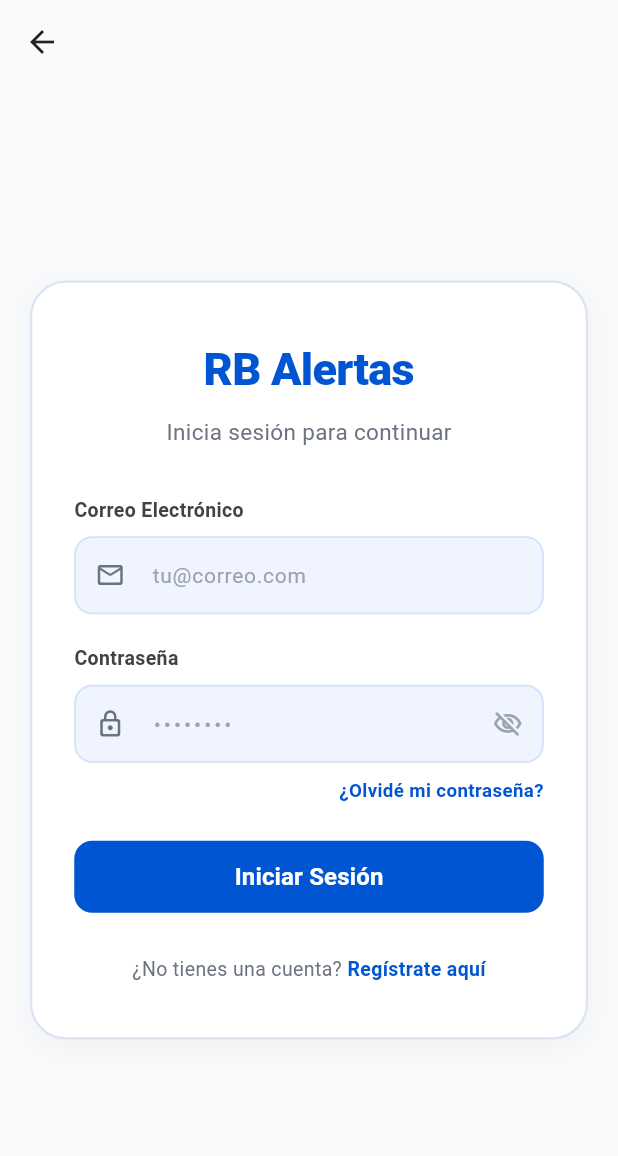
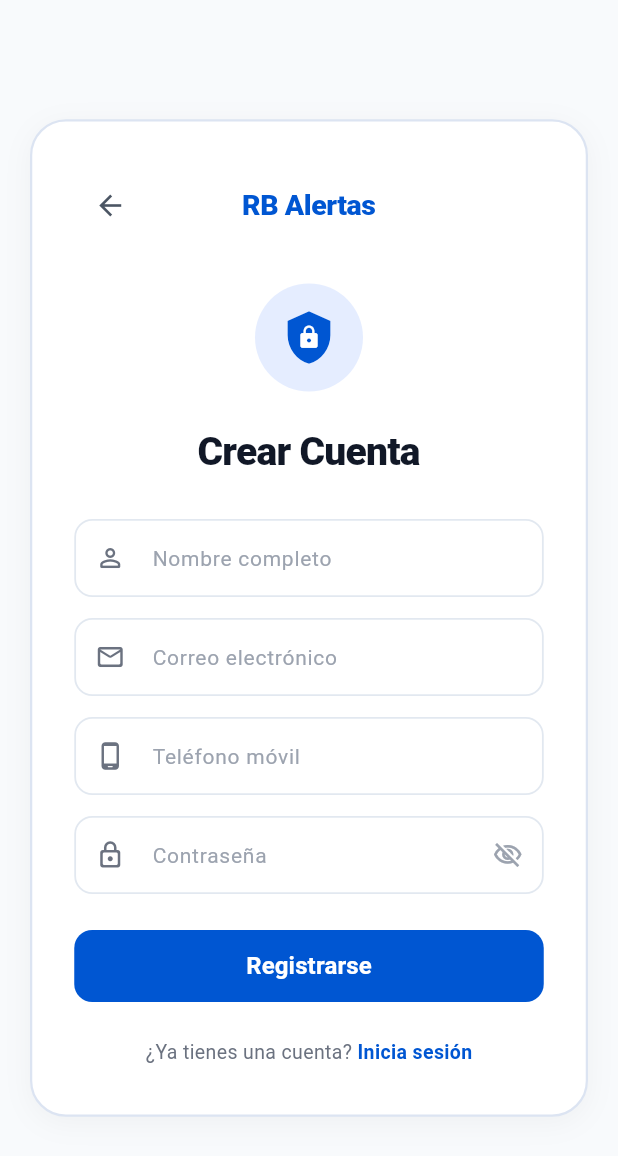
Before and after one commit to Nato9-7/CAPSTONE, a Flutter app: the InicioSesionVista screen opened directly, after a tap on "Regístrate aquí", on a phone screen of 412 x 824 dp. Shown: the top 1156 px of the screen. Run offline on Flutter 3.47's test engine with Material 3 defaults, Android fonts, the phone set to English and light mode, and no system bars.

Commit message:
feat: Se agregó la vista de registro de usuario

```diff
--- a/rb_alertas/lib/vistas/inicio_sesion_vista.dart
+++ b/rb_alertas/lib/vistas/inicio_sesion_vista.dart
@@ -1,4 +1,5 @@
 import 'package:flutter/material.dart';
+import 'package:rb_alertas/vistas/registro_vista.dart';
 
 class InicioSesionVista extends StatefulWidget {
   const InicioSesionVista({super.key});
@@ -261,7 +262,12 @@ class _InicioSesionVistaState extends State<InicioSesionVista> {
                           ),
                           InkWell(
                             onTap: () {
-                              // Acción para registrarse
+                              Navigator.push(
+                                context,
+                                MaterialPageRoute(
+                                  builder: (context) => const RegistroVista(),
+                                ),
+                              );
                             },
                             child: const Text(
                               'Regístrate aquí',
--- /dev/null
+++ b/rb_alertas/lib/vistas/registro_vista.dart
@@ -0,0 +1,327 @@
+import 'package:flutter/material.dart';
+
+class RegistroVista extends StatefulWidget {
+  const RegistroVista({super.key});
+
+  @override
+  State<RegistroVista> createState() => _RegistroVistaState();
+}
+
+class _RegistroVistaState extends State<RegistroVista> {
+  final _formKey = GlobalKey<FormState>();
+  final _nombreController = TextEditingController();
+  final _emailController = TextEditingController();
+  final _telefonoController = TextEditingController();
+  final _passwordController = TextEditingController();
+  bool _obscurePassword = true;
+
+  @override
+  void dispose() {
+    _nombreController.dispose();
+    _emailController.dispose();
+    _telefonoController.dispose();
+    _passwordController.dispose();
+    super.dispose();
+  }
+
+  @override
+  Widget build(BuildContext context) {
+    const colorAzul = Color(0xFF0056D2);
+    const colorAzulSuave = Color(0xFFE5EDFF);
+    const colorBordeCampo = Color(0xFFE2E8F0);
+    const colorTextoGris = Color(0xFF6B7280);
+
+    return Scaffold(
+      backgroundColor: const Color(0xFFF8FAFC),
+      body: SafeArea(
+        child: Center(
+          child: SingleChildScrollView(
+            padding: const EdgeInsets.symmetric(horizontal: 20.0, vertical: 16.0),
+            child: ConstrainedBox(
+              constraints: const BoxConstraints(maxWidth: 420),
+              child: Container(
+                padding: const EdgeInsets.symmetric(horizontal: 28.0, vertical: 32.0),
+                decoration: BoxDecoration(
+                  color: Colors.white,
+                  borderRadius: BorderRadius.circular(24.0),
+                  border: Border.all(color: const Color(0xFFDCE4F2), width: 1.5),
+                  boxShadow: [
+                    BoxShadow(
+                      color: Colors.black.withValues(alpha: 0.04),
+                      blurRadius: 16,
+                      offset: const Offset(0, 4),
+                    ),
+                  ],
+                ),
+                child: Form(
+                  key: _formKey,
+                  child: Column(
+                    mainAxisSize: MainAxisSize.min,
+                    crossAxisAlignment: CrossAxisAlignment.center,
+                    children: [
+                      // Encabezado con flecha atrás y título de la app
+                      Stack(
+                        alignment: Alignment.center,
+                        children: [
+                          Align(
+                            alignment: Alignment.centerLeft,
+                            child: IconButton(
+                              padding: EdgeInsets.zero,
+                              constraints: const BoxConstraints(),
+                              icon: const Icon(
+                                Icons.arrow_back,
+                                color: Color(0xFF4B5563),
+                                size: 22,
+                              ),
+                              onPressed: () => Navigator.maybePop(context),
+                            ),
+                          ),
+                          const Center(
+                            child: Text(
+                              'RB Alertas',
+                              style: TextStyle(
+                                fontSize: 19,
+                                fontWeight: FontWeight.w800,
+                                color: colorAzul,
+                                letterSpacing: -0.3,
+                              ),
+                            ),
+                          ),
+                        ],
+                      ),
+                      const SizedBox(height: 28),
+
+                      // Logo consistente con las otras pantallas
+                      Container(
+                        width: 72,
+                        height: 72,
+                        decoration: const BoxDecoration(
+                          color: colorAzulSuave,
+                          shape: BoxShape.circle,
+                        ),
+                        child: const Stack(
+                          alignment: Alignment.center,
+                          children: [
+                            Icon(
+                              Icons.shield,
+                              size: 38,
+                              color: colorAzul,
+                            ),
+                            Icon(
+                              Icons.lock,
+                              size: 17,
+                              color: Colors.white,
+                            ),
+                          ],
+                        ),
+                      ),
+                      const SizedBox(height: 22),
+
+                      // Título Crear Cuenta
+                      const Text(
+                        'Crear Cuenta',
+                        style: TextStyle(
+                          fontSize: 26,
+                          fontWeight: FontWeight.w800,
+                          color: Color(0xFF111827),
+                          letterSpacing: -0.5,
+                        ),
+                      ),
+                      const SizedBox(height: 26),
+
+                      // Campo: Nombre completo
+                      _buildTextField(
+                        controller: _nombreController,
+                        hintText: 'Nombre completo',
+                        icon: Icons.person_outline_rounded,
+                        keyboardType: TextInputType.name,
+                        bordeColor: colorBordeCampo,
+                        azulColor: colorAzul,
+                      ),
+                      const SizedBox(height: 14),
+
+                      // Campo: Correo electrónico
+                      _buildTextField(
+                        controller: _emailController,
+                        hintText: 'Correo electrónico',
+                        icon: Icons.mail_outline_rounded,
+                        keyboardType: TextInputType.emailAddress,
+                        bordeColor: colorBordeCampo,
+                        azulColor: colorAzul,
+                      ),
+                      const SizedBox(height: 14),
+
+                      // Campo: Teléfono móvil
+                      _buildTextField(
+                        controller: _telefonoController,
+                        hintText: 'Teléfono móvil',
+                        icon: Icons.phone_android_rounded,
+                        keyboardType: TextInputType.phone,
+                        bordeColor: colorBordeCampo,
+                        azulColor: colorAzul,
+                      ),
+                      const SizedBox(height: 14),
+
+                      // Campo: Contraseña
+                      TextFormField(
+                        controller: _passwordController,
+                        obscureText: _obscurePassword,
+                        decoration: InputDecoration(
+                          hintText: 'Contraseña',
+                          hintStyle: const TextStyle(
+                            color: Color(0xFF9CA3AF),
+                            fontSize: 14,
+                          ),
+                          prefixIcon: const Icon(
+                            Icons.lock_outline_rounded,
+                            color: Color(0xFF6B7280),
+                            size: 20,
+                          ),
+                          suffixIcon: IconButton(
+                            icon: Icon(
+                              _obscurePassword
+                                  ? Icons.visibility_off_outlined
+                                  : Icons.visibility_outlined,
+                              color: const Color(0xFF9CA3AF),
+                              size: 20,
+                            ),
+                            onPressed: () {
+                              setState(() {
+                                _obscurePassword = !_obscurePassword;
+                              });
+                            },
+                          ),
+                          filled: true,
+                          fillColor: Colors.white,
+                          contentPadding: const EdgeInsets.symmetric(
+                            horizontal: 16,
+                            vertical: 14,
+                          ),
+                          enabledBorder: OutlineInputBorder(
+                            borderRadius: BorderRadius.circular(12),
+                            borderSide: const BorderSide(
+                              color: colorBordeCampo,
+                              width: 1.2,
+                            ),
+                          ),
+                          focusedBorder: OutlineInputBorder(
+                            borderRadius: BorderRadius.circular(12),
+                            borderSide: const BorderSide(
+                              color: colorAzul,
+                              width: 1.8,
+                            ),
+                          ),
+                        ),
+                      ),
+                      const SizedBox(height: 24),
+
+                      // Botón Registrarse
+                      SizedBox(
+                        width: double.infinity,
+                        height: 48,
+                        child: ElevatedButton(
+                          onPressed: () {
+                            // Acción de registro
+                          },
+                          style: ElevatedButton.styleFrom(
+                            backgroundColor: colorAzul,
+                            foregroundColor: Colors.white,
+                            elevation: 0,
+                            shape: RoundedRectangleBorder(
+                              borderRadius: BorderRadius.circular(12),
+                            ),
+                          ),
+                          child: const Text(
+                            'Registrarse',
+                            style: TextStyle(
+                              fontSize: 16,
+                              fontWeight: FontWeight.w700,
+                            ),
+                          ),
+                        ),
+                      ),
+                      const SizedBox(height: 24),
+
+                      // Footer: ¿Ya tienes una cuenta? Inicia sesión
+                      Row(
+                        mainAxisAlignment: MainAxisAlignment.center,
+                        children: [
+                          const Text(
+                            '¿Ya tienes una cuenta? ',
+                            style: TextStyle(
+                              fontSize: 13,
+                              color: colorTextoGris,
+                            ),
+                          ),
+                          InkWell(
+                            onTap: () {
+                              Navigator.maybePop(context);
+                            },
+                            child: const Text(
+                              'Inicia sesión',
+                              style: TextStyle(
+                                fontSize: 13,
+                                color: colorAzul,
+                                fontWeight: FontWeight.w700,
+                              ),
+                            ),
+                          ),
+                        ],
+                      ),
+                    ],
+                  ),
+                ),
+              ),
+            ),
+          ),
+        ),
+      ),
+    );
+  }
+
+  Widget _buildTextField({
+    required TextEditingController controller,
+    required String hintText,
+    required IconData icon,
+    required TextInputType keyboardType,
+    required Color bordeColor,
+    required Color azulColor,
+  }) {
+    return TextFormField(
+      controller: controller,
+      keyboardType: keyboardType,
+      decoration: InputDecoration(
+        hintText: hintText,
+        hintStyle: const TextStyle(
+          color: Color(0xFF9CA3AF),
+          fontSize: 14,
+        ),
+        prefixIcon: Icon(
+          icon,
+          color: const Color(0xFF6B7280),
+          size: 20,
+        ),
+        filled: true,
+        fillColor: Colors.white,
+        contentPadding: const EdgeInsets.symmetric(
+          horizontal: 16,
+          vertical: 14,
+        ),
+        enabledBorder: OutlineInputBorder(
+          borderRadius: BorderRadius.circular(12),
+          borderSide: BorderSide(
+            color: bordeColor,
+            width: 1.2,
+          ),
+        ),
+        focusedBorder: OutlineInputBorder(
+          borderRadius: BorderRadius.circular(12),
+          borderSide: BorderSide(
+            color: azulColor,
+            width: 1.8,
+          ),
+        ),
+      ),
+    );
+  }
+}
```
